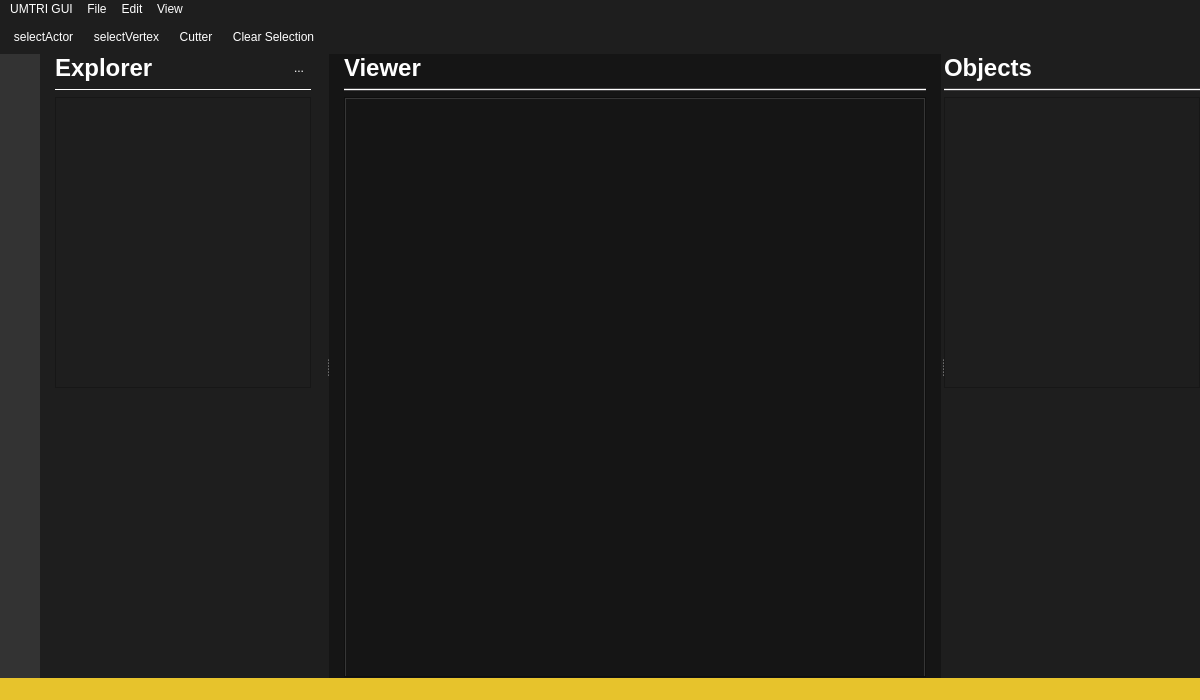
Above: viewer_gui.ui from danieljiang520/UMTRI_3DGUI before the change. Below: the same form after it.
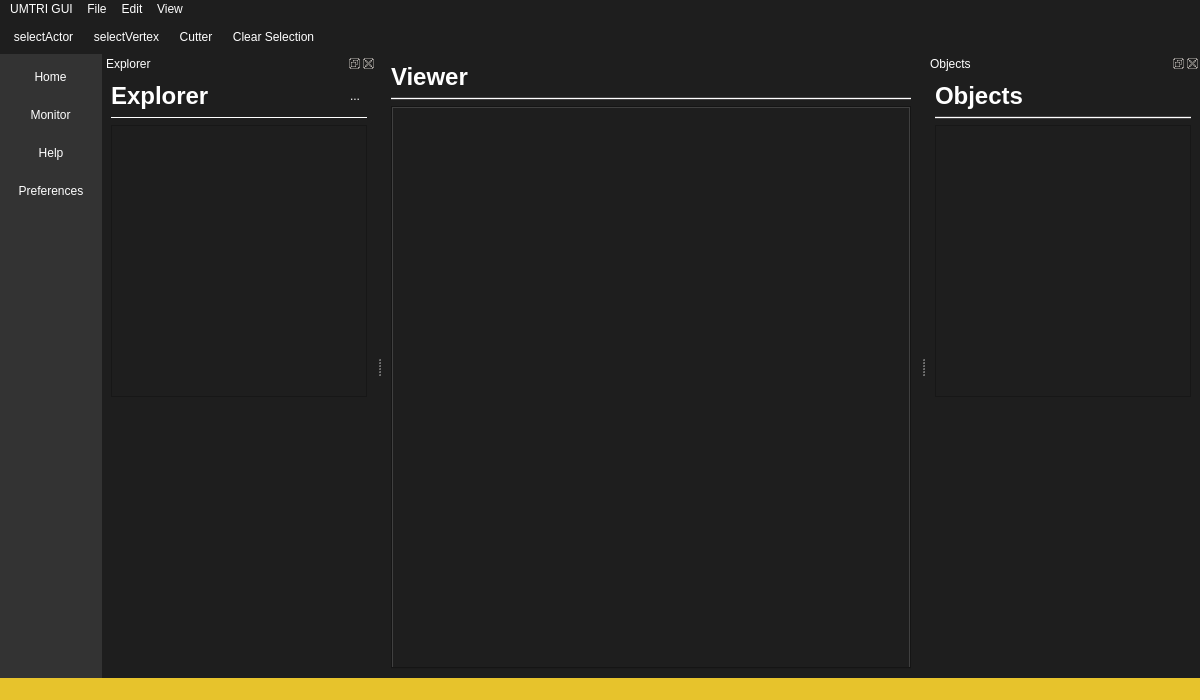
That is the form after the change. Icons and pictures are not drawn.

Commit message: Added dock widget

```diff
--- a/viewer_gui.ui
+++ b/viewer_gui.ui
@@ -38,433 +38,86 @@
    <property name="layoutDirection">
     <enum>Qt::LeftToRight</enum>
    </property>
-   <layout class="QHBoxLayout" name="horizontalLayout">
-    <property name="spacing">
-     <number>0</number>
-    </property>
-    <property name="leftMargin">
-     <number>0</number>
-    </property>
-    <property name="topMargin">
-     <number>0</number>
-    </property>
-    <property name="rightMargin">
-     <number>0</number>
-    </property>
-    <property name="bottomMargin">
-     <number>0</number>
-    </property>
+   <layout class="QVBoxLayout" name="verticalLayout_3">
     <item>
-     <widget class="QWidget" name="verticalWidget_menu" native="true">
-      <property name="maximumSize">
-       <size>
-        <width>40</width>
-        <height>16777215</height>
-       </size>
+     <widget class="QLabel" name="label_viewer">
+      <property name="sizePolicy">
+       <sizepolicy hsizetype="Expanding" vsizetype="Preferred">
+        <horstretch>0</horstretch>
+        <verstretch>0</verstretch>
+       </sizepolicy>
+      </property>
+      <property name="font">
+       <font>
+        <family>Arial</family>
+        <pointsize>18</pointsize>
+        <weight>75</weight>
+        <bold>true</bold>
+       </font>
       </property>
       <property name="styleSheet">
-       <string notr="true">background-color: rgb(51, 51, 51);</string>
+       <string notr="true">padding :0 10 0 0</string>
       </property>
-      <layout class="QVBoxLayout" name="verticalLayout_sidebar">
-       <property name="spacing">
-        <number>20</number>
-       </property>
-       <property name="leftMargin">
-        <number>0</number>
-       </property>
-       <property name="topMargin">
-        <number>9</number>
-       </property>
-       <property name="rightMargin">
-        <number>0</number>
-       </property>
-       <property name="bottomMargin">
-        <number>9</number>
-       </property>
-       <item>
-        <widget class="QPushButton" name="pushButton_home">
-         <property name="minimumSize">
-          <size>
-           <width>40</width>
-           <height>40</height>
-          </size>
-         </property>
-         <property name="cursor">
-          <cursorShape>PointingHandCursor</cursorShape>
-         </property>
-         <property name="styleSheet">
-          <string notr="true">QPushButton:hover{
-	background-color: rgb(255, 255, 255);
-}
-QPushButton{
-	border: 0px;
-}</string>
-         </property>
-         <property name="text">
-          <string/>
-         </property>
-         <property name="icon">
-          <iconset>
-           <normaloff>res/home.png</normaloff>res/home.png</iconset>
-         </property>
-         <property name="iconSize">
-          <size>
-           <width>25</width>
-           <height>25</height>
-          </size>
-         </property>
-        </widget>
-       </item>
-       <item>
-        <widget class="QPushButton" name="pushButton_monitor">
-         <property name="minimumSize">
-          <size>
-           <width>40</width>
-           <height>40</height>
-          </size>
-         </property>
-         <property name="cursor">
-          <cursorShape>PointingHandCursor</cursorShape>
-         </property>
-         <property name="styleSheet">
-          <string notr="true">QPushButton:hover{
-	background-color: rgb(255, 255, 255);
-}
-QPushButton{
-	border: 0px;
-}</string>
-         </property>
-         <property name="text">
-          <string/>
-         </property>
-         <property name="icon">
-          <iconset>
-           <normaloff>res/monitor.png</normaloff>res/monitor.png</iconset>
-         </property>
-         <property name="iconSize">
-          <size>
-           <width>25</width>
-           <height>25</height>
-          </size>
-         </property>
-         <property name="checkable">
-          <bool>true</bool>
-         </property>
-         <property name="checked">
-          <bool>true</bool>
-         </property>
-        </widget>
-       </item>
-       <item>
-        <widget class="QPushButton" name="pushButton_help">
-         <property name="minimumSize">
-          <size>
-           <width>40</width>
-           <height>40</height>
-          </size>
-         </property>
-         <property name="cursor">
-          <cursorShape>PointingHandCursor</cursorShape>
-         </property>
-         <property name="mouseTracking">
-          <bool>true</bool>
-         </property>
-         <property name="styleSheet">
-          <string notr="true">QPushButton:hover{
-	background-color: rgb(255, 255, 255);
-}
-QPushButton{
-	border : 0px
-}</string>
-         </property>
-         <property name="text">
-          <string/>
-         </property>
-         <property name="icon">
-          <iconset>
-           <normaloff>res/help.png</normaloff>res/help.png</iconset>
-         </property>
-         <property name="iconSize">
-          <size>
-           <width>25</width>
-           <height>25</height>
-          </size>
-         </property>
-        </widget>
-       </item>
-       <item>
-        <spacer name="verticalSpacer">
-         <property name="orientation">
-          <enum>Qt::Vertical</enum>
-         </property>
-         <property name="sizeHint" stdset="0">
-          <size>
-           <width>20</width>
-           <height>40</height>
-          </size>
-         </property>
-        </spacer>
-       </item>
-       <item>
-        <widget class="QPushButton" name="pushButton_settings">
-         <property name="minimumSize">
-          <size>
-           <width>40</width>
-           <height>40</height>
-          </size>
-         </property>
-         <property name="cursor">
-          <cursorShape>PointingHandCursor</cursorShape>
-         </property>
-         <property name="styleSheet">
-          <string notr="true">QPushButton:hover{
-	background-color: rgb(255, 255, 255);
-}
-QPushButton{
-	border : 0px
-}</string>
-         </property>
-         <property name="text">
-          <string/>
-         </property>
-         <property name="icon">
-          <iconset>
-           <normaloff>res/settings.png</normaloff>res/settings.png</iconset>
-         </property>
-         <property name="iconSize">
-          <size>
-           <width>25</width>
-           <height>25</height>
-          </size>
-         </property>
-        </widget>
-       </item>
-      </layout>
+      <property name="text">
+       <string>Viewer</string>
+      </property>
+      <property name="textFormat">
+       <enum>Qt::RichText</enum>
+      </property>
+      <property name="scaledContents">
+       <bool>false</bool>
+      </property>
+      <property name="indent">
+       <number>0</number>
+      </property>
      </widget>
     </item>
     <item>
-     <widget class="QSplitter" name="splitter_main">
+     <widget class="Line" name="line_bottomLeft">
+      <property name="sizePolicy">
+       <sizepolicy hsizetype="Expanding" vsizetype="Fixed">
+        <horstretch>0</horstretch>
+        <verstretch>0</verstretch>
+       </sizepolicy>
+      </property>
       <property name="styleSheet">
-       <string notr="true">QSplitterHandle:hover {
-
-}  QSplitter::handle:horizontal:hover {
-background-color: rgb(66, 133, 255);
-}</string>
+       <string notr="true">background-color: rgb(68, 67, 68);</string>
+      </property>
+      <property name="frameShadow">
+       <enum>QFrame::Plain</enum>
+      </property>
+      <property name="lineWidth">
+       <number>1</number>
       </property>
       <property name="orientation">
        <enum>Qt::Horizontal</enum>
       </property>
-      <property name="opaqueResize">
-       <bool>true</bool>
+     </widget>
+    </item>
+    <item>
+     <widget class="QSplitter" name="splitter_viewer">
+      <property name="sizePolicy">
+       <sizepolicy hsizetype="Expanding" vsizetype="Expanding">
+        <horstretch>0</horstretch>
+        <verstretch>0</verstretch>
+       </sizepolicy>
       </property>
-      <property name="handleWidth">
-       <number>3</number>
-      </property>
-      <property name="childrenCollapsible">
-       <bool>true</bool>
-      </property>
-      <widget class="QWidget" name="panel_left" native="true">
-       <property name="sizePolicy">
-        <sizepolicy hsizetype="Expanding" vsizetype="Preferred">
-         <horstretch>0</horstretch>
-         <verstretch>0</verstretch>
-        </sizepolicy>
-       </property>
-       <layout class="QVBoxLayout" name="layout_left">
-        <property name="leftMargin">
-         <number>15</number>
-        </property>
-        <property name="rightMargin">
-         <number>15</number>
-        </property>
-        <item>
-         <layout class="QHBoxLayout" name="horizontalLayout_2">
-          <item>
-           <widget class="QLabel" name="label_explorer">
-            <property name="sizePolicy">
-             <sizepolicy hsizetype="Expanding" vsizetype="Preferred">
-              <horstretch>0</horstretch>
-              <verstretch>0</verstretch>
-             </sizepolicy>
-            </property>
-            <property name="font">
-             <font>
-              <family>Arial</family>
-              <pointsize>18</pointsize>
-              <weight>75</weight>
-              <bold>true</bold>
-             </font>
-            </property>
-            <property name="text">
-             <string>Explorer</string>
-            </property>
-           </widget>
-          </item>
-          <item>
-           <widget class="QToolButton" name="toolButton_explorer">
-            <property name="text">
-             <string>...</string>
-            </property>
-            <property name="icon">
-             <iconset>
-              <normaloff>res/folder.png</normaloff>res/folder.png</iconset>
-            </property>
-            <property name="autoRaise">
-             <bool>true</bool>
-            </property>
-           </widget>
-          </item>
-         </layout>
-        </item>
-        <item>
-         <widget class="Line" name="line_panelLeft">
-          <property name="sizePolicy">
-           <sizepolicy hsizetype="Expanding" vsizetype="Fixed">
-            <horstretch>0</horstretch>
-            <verstretch>0</verstretch>
-           </sizepolicy>
-          </property>
-          <property name="frameShadow">
-           <enum>QFrame::Plain</enum>
-          </property>
-          <property name="orientation">
-           <enum>Qt::Horizontal</enum>
-          </property>
-         </widget>
-        </item>
-        <item>
-         <widget class="QTreeView" name="treeView_explorer">
-          <property name="dragEnabled">
-           <bool>true</bool>
-          </property>
-          <property name="indentation">
-           <number>10</number>
-          </property>
-          <property name="sortingEnabled">
-           <bool>true</bool>
-          </property>
-         </widget>
-        </item>
-        <item>
-         <spacer name="verticalSpacer_panelLeft">
-          <property name="orientation">
-           <enum>Qt::Vertical</enum>
-          </property>
-          <property name="sizeType">
-           <enum>QSizePolicy::Expanding</enum>
-          </property>
-          <property name="sizeHint" stdset="0">
-           <size>
-            <width>0</width>
-            <height>0</height>
-           </size>
-          </property>
-         </spacer>
-        </item>
-       </layout>
-      </widget>
-      <widget class="QWidget" name="panel_mid" native="true">
-       <property name="sizePolicy">
-        <sizepolicy hsizetype="Expanding" vsizetype="Preferred">
-         <horstretch>1</horstretch>
-         <verstretch>0</verstretch>
-        </sizepolicy>
-       </property>
-       <property name="minimumSize">
-        <size>
-         <width>500</width>
-         <height>0</height>
-        </size>
-       </property>
-       <property name="styleSheet">
-        <string notr="true">background-color: rgb(21, 21, 21);</string>
-       </property>
-       <layout class="QVBoxLayout" name="verticalLayout_2">
-        <property name="leftMargin">
-         <number>15</number>
-        </property>
-        <property name="rightMargin">
-         <number>15</number>
-        </property>
-        <item>
-         <widget class="QLabel" name="label_viewer">
-          <property name="sizePolicy">
-           <sizepolicy hsizetype="Expanding" vsizetype="Preferred">
-            <horstretch>0</horstretch>
-            <verstretch>0</verstretch>
-           </sizepolicy>
-          </property>
-          <property name="font">
-           <font>
-            <family>Arial</family>
-            <pointsize>18</pointsize>
-            <weight>75</weight>
-            <bold>true</bold>
-           </font>
-          </property>
-          <property name="styleSheet">
-           <string notr="true">padding :0 10 0 0</string>
-          </property>
-          <property name="text">
-           <string>Viewer</string>
-          </property>
-          <property name="textFormat">
-           <enum>Qt::RichText</enum>
-          </property>
-          <property name="scaledContents">
-           <bool>false</bool>
-          </property>
-          <property name="indent">
-           <number>0</number>
-          </property>
-         </widget>
-        </item>
-        <item>
-         <widget class="Line" name="line_bottomLeft">
-          <property name="sizePolicy">
-           <sizepolicy hsizetype="Expanding" vsizetype="Fixed">
-            <horstretch>0</horstretch>
-            <verstretch>0</verstretch>
-           </sizepolicy>
-          </property>
-          <property name="styleSheet">
-           <string notr="true">background-color: rgb(68, 67, 68);</string>
-          </property>
-          <property name="frameShadow">
-           <enum>QFrame::Plain</enum>
-          </property>
-          <property name="lineWidth">
-           <number>1</number>
-          </property>
-          <property name="orientation">
-           <enum>Qt::Horizontal</enum>
-          </property>
-         </widget>
-        </item>
-        <item>
-         <widget class="QSplitter" name="splitter_viewer">
-          <property name="sizePolicy">
-           <sizepolicy hsizetype="Expanding" vsizetype="Expanding">
-            <horstretch>0</horstretch>
-            <verstretch>0</verstretch>
-           </sizepolicy>
-          </property>
-          <property name="styleSheet">
-           <string notr="true">QSplitterHandle:hover {
+      <property name="styleSheet">
+       <string notr="true">QSplitterHandle:hover {
 
 }  QSplitter::handle:vertical:hover {
 background-color: rgb(66, 133, 255);
 }</string>
-          </property>
-          <property name="orientation">
-           <enum>Qt::Vertical</enum>
-          </property>
-          <property name="handleWidth">
-           <number>5</number>
-          </property>
-          <widget class="QTabWidget" name="tabWidget">
-           <property name="styleSheet">
-            <string notr="true">QTabBar::tab 
+      </property>
+      <property name="orientation">
+       <enum>Qt::Vertical</enum>
+      </property>
+      <property name="handleWidth">
+       <number>5</number>
+      </property>
+      <widget class="QTabWidget" name="tabWidget">
+       <property name="styleSheet">
+        <string notr="true">QTabBar::tab 
 {
     background-color: rgb(80, 80, 80);
     color: rgb(133, 133, 133); 
@@ -478,96 +131,13 @@
 QTabWidget::tab-bar {
     left: 0; 
 }</string>
-           </property>
-           <property name="tabsClosable">
-            <bool>true</bool>
-           </property>
-           <property name="movable">
-            <bool>true</bool>
-           </property>
-          </widget>
-         </widget>
-        </item>
-       </layout>
-      </widget>
-      <widget class="QWidget" name="panel_right" native="true">
-       <property name="sizePolicy">
-        <sizepolicy hsizetype="Expanding" vsizetype="Preferred">
-         <horstretch>0</horstretch>
-         <verstretch>0</verstretch>
-        </sizepolicy>
        </property>
-       <layout class="QVBoxLayout" name="verticalLayout">
-        <item>
-         <widget class="QLabel" name="label_activityMonitor">
-          <property name="sizePolicy">
-           <sizepolicy hsizetype="Fixed" vsizetype="Fixed">
-            <horstretch>0</horstretch>
-            <verstretch>0</verstretch>
-           </sizepolicy>
-          </property>
-          <property name="font">
-           <font>
-            <family>Arial</family>
-            <pointsize>18</pointsize>
-            <weight>75</weight>
-            <bold>true</bold>
-           </font>
-          </property>
-          <property name="text">
-           <string>Objects</string>
-          </property>
-          <property name="indent">
-           <number>0</number>
-          </property>
-         </widget>
-        </item>
-        <item>
-         <widget class="Line" name="line_bottomLeft_2">
-          <property name="sizePolicy">
-           <sizepolicy hsizetype="Expanding" vsizetype="Fixed">
-            <horstretch>0</horstretch>
-            <verstretch>0</verstretch>
-           </sizepolicy>
-          </property>
-          <property name="styleSheet">
-           <string notr="true">background-color: rgb(68, 67, 68);</string>
-          </property>
-          <property name="frameShadow">
-           <enum>QFrame::Plain</enum>
-          </property>
-          <property name="lineWidth">
-           <number>1</number>
-          </property>
-          <property name="orientation">
-           <enum>Qt::Horizontal</enum>
-          </property>
-         </widget>
-        </item>
-        <item>
-         <widget class="QTreeView" name="treeView_projects">
-          <property name="dragEnabled">
-           <bool>true</bool>
-          </property>
-          <property name="headerHidden">
-           <bool>true</bool>
-          </property>
-         </widget>
-        </item>
-        <item>
-         <spacer name="verticalSpacer_activityMonitor">
-          <property name="orientation">
-           <enum>Qt::Vertical</enum>
-          </property>
-          <property name="sizeHint" stdset="0">
-           <size>
-            <width>0</width>
-            <height>0</height>
-           </size>
-          </property>
-         </spacer>
-        </item>
-       </layout>
+       <property name="tabsClosable">
+        <bool>true</bool>
+       </property>
+       <property name="movable">
+        <bool>true</bool>
+       </property>
       </widget>
      </widget>
     </item>
@@ -674,6 +244,236 @@
    <addaction name="menuEdit"/>
    <addaction name="menuView"/>
   </widget>
+  <widget class="QToolBar" name="toolBar_home">
+   <property name="windowTitle">
+    <string>toolBar_2</string>
+   </property>
+   <property name="styleSheet">
+    <string notr="true">QToolBar {
+	border: 0px ;
+	background-color: rgb(51, 51, 51);
+}
+QToolButton {
+     border: 0px;
+	padding:10px;
+	background-color: rgb(51, 51, 51);
+}
+QToolButton:hover {
+	background-color: rgb(255, 255, 255);
+}
+QToolButton:checked {
+	 border: 5px;
+}</string>
+   </property>
+   <property name="movable">
+    <bool>false</bool>
+   </property>
+   <property name="allowedAreas">
+    <set>Qt::NoToolBarArea</set>
+   </property>
+   <property name="floatable">
+    <bool>false</bool>
+   </property>
+   <attribute name="toolBarArea">
+    <enum>LeftToolBarArea</enum>
+   </attribute>
+   <attribute name="toolBarBreak">
+    <bool>false</bool>
+   </attribute>
+   <addaction name="actionHome"/>
+   <addaction name="actionMonitor"/>
+   <addaction name="actionHelp"/>
+   <addaction name="action_preferences"/>
+  </widget>
+  <widget class="QDockWidget" name="dockWidget_explorer">
+   <property name="features">
+    <set>QDockWidget::AllDockWidgetFeatures</set>
+   </property>
+   <property name="allowedAreas">
+    <set>Qt::BottomDockWidgetArea|Qt::LeftDockWidgetArea|Qt::RightDockWidgetArea</set>
+   </property>
+   <property name="windowTitle">
+    <string>Explorer</string>
+   </property>
+   <attribute name="dockWidgetArea">
+    <number>1</number>
+   </attribute>
+   <widget class="QWidget" name="dockWidgetContents_explorer">
+    <layout class="QVBoxLayout" name="verticalLayout_2">
+     <item>
+      <layout class="QHBoxLayout" name="horizontalLayout_4">
+       <item>
+        <widget class="QLabel" name="label_explorer">
+         <property name="sizePolicy">
+          <sizepolicy hsizetype="Expanding" vsizetype="Preferred">
+           <horstretch>0</horstretch>
+           <verstretch>0</verstretch>
+          </sizepolicy>
+         </property>
+         <property name="font">
+          <font>
+           <family>Arial</family>
+           <pointsize>18</pointsize>
+           <weight>75</weight>
+           <bold>true</bold>
+          </font>
+         </property>
+         <property name="text">
+          <string>Explorer</string>
+         </property>
+        </widget>
+       </item>
+       <item>
+        <widget class="QToolButton" name="toolButton_explorer">
+         <property name="text">
+          <string>...</string>
+         </property>
+         <property name="icon">
+          <iconset>
+           <normaloff>res/folder.png</normaloff>res/folder.png</iconset>
+         </property>
+         <property name="autoRaise">
+          <bool>true</bool>
+         </property>
+        </widget>
+       </item>
+      </layout>
+     </item>
+     <item>
+      <widget class="Line" name="line_panelLeft">
+       <property name="sizePolicy">
+        <sizepolicy hsizetype="Expanding" vsizetype="Fixed">
+         <horstretch>0</horstretch>
+         <verstretch>0</verstretch>
+        </sizepolicy>
+       </property>
+       <property name="frameShadow">
+        <enum>QFrame::Plain</enum>
+       </property>
+       <property name="orientation">
+        <enum>Qt::Horizontal</enum>
+       </property>
+      </widget>
+     </item>
+     <item>
+      <widget class="QTreeView" name="treeView_explorer">
+       <property name="dragEnabled">
+        <bool>true</bool>
+       </property>
+       <property name="indentation">
+        <number>10</number>
+       </property>
+       <property name="sortingEnabled">
+        <bool>true</bool>
+       </property>
+      </widget>
+     </item>
+     <item>
+      <spacer name="verticalSpacer_panelLeft">
+       <property name="orientation">
+        <enum>Qt::Vertical</enum>
+       </property>
+       <property name="sizeType">
+        <enum>QSizePolicy::Expanding</enum>
+       </property>
+       <property name="sizeHint" stdset="0">
+        <size>
+         <width>0</width>
+         <height>266</height>
+        </size>
+       </property>
+      </spacer>
+     </item>
+    </layout>
+   </widget>
+  </widget>
+  <widget class="QDockWidget" name="dockWidget_objects">
+   <property name="features">
+    <set>QDockWidget::AllDockWidgetFeatures</set>
+   </property>
+   <property name="allowedAreas">
+    <set>Qt::BottomDockWidgetArea|Qt::LeftDockWidgetArea|Qt::RightDockWidgetArea</set>
+   </property>
+   <property name="windowTitle">
+    <string>Objects</string>
+   </property>
+   <attribute name="dockWidgetArea">
+    <number>2</number>
+   </attribute>
+   <widget class="QWidget" name="dockWidgetContents_objects">
+    <layout class="QVBoxLayout" name="verticalLayout">
+     <item>
+      <widget class="QLabel" name="label_activityMonitor">
+       <property name="sizePolicy">
+        <sizepolicy hsizetype="Fixed" vsizetype="Fixed">
+         <horstretch>0</horstretch>
+         <verstretch>0</verstretch>
+        </sizepolicy>
+       </property>
+       <property name="font">
+        <font>
+         <family>Arial</family>
+         <pointsize>18</pointsize>
+         <weight>75</weight>
+         <bold>true</bold>
+        </font>
+       </property>
+       <property name="text">
+        <string>Objects</string>
+       </property>
+       <property name="indent">
+        <number>0</number>
+       </property>
+      </widget>
+     </item>
+     <item>
+      <widget class="Line" name="line_bottomLeft_4">
+       <property name="sizePolicy">
+        <sizepolicy hsizetype="Expanding" vsizetype="Fixed">
+         <horstretch>0</horstretch>
+         <verstretch>0</verstretch>
+        </sizepolicy>
+       </property>
+       <property name="styleSheet">
+        <string notr="true">background-color: rgb(68, 67, 68);</string>
+       </property>
+       <property name="frameShadow">
+        <enum>QFrame::Plain</enum>
+       </property>
+       <property name="lineWidth">
+        <number>1</number>
+       </property>
+       <property name="orientation">
+        <enum>Qt::Horizontal</enum>
+       </property>
+      </widget>
+     </item>
+     <item>
+      <widget class="QTreeView" name="treeView_projects">
+       <property name="dragEnabled">
+        <bool>true</bool>
+       </property>
+       <property name="headerHidden">
+        <bool>true</bool>
+       </property>
+      </widget>
+     </item>
+     <item>
+      <spacer name="verticalSpacer_activityMonitor">
+       <property name="orientation">
+        <enum>Qt::Vertical</enum>
+       </property>
+       <property name="sizeHint" stdset="0">
+        <size>
+         <width>0</width>
+         <height>267</height>
+        </size>
+       </property>
+      </spacer>
+     </item>
+    </layout>
+   </widget>
+  </widget>
   <action name="action_selectVertex">
    <property name="checkable">
     <bool>true</bool>
@@ -782,6 +582,33 @@
     <string>Ctrl+O</string>
    </property>
   </action>
+  <action name="actionHome">
+   <property name="icon">
+    <iconset>
+     <normaloff>res/home.png</normaloff>res/home.png</iconset>
+   </property>
+   <property name="text">
+    <string>Home</string>
+   </property>
+  </action>
+  <action name="actionMonitor">
+   <property name="icon">
+    <iconset>
+     <normaloff>res/monitor.png</normaloff>res/monitor.png</iconset>
+   </property>
+   <property name="text">
+    <string>Monitor</string>
+   </property>
+  </action>
+  <action name="actionHelp">
+   <property name="icon">
+    <iconset>
+     <normaloff>res/help.png</normaloff>res/help.png</iconset>
+   </property>
+   <property name="text">
+    <string>Help</string>
+   </property>
+  </action>
  </widget>
  <resources/>
  <connections/>
```
Left out of the diff: 15 changed lines with no effect on the pictures. The commit also changes 1 other file.
